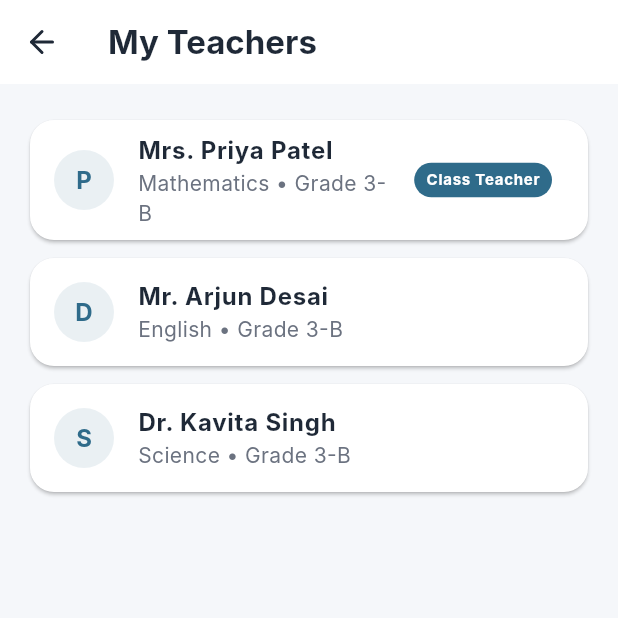
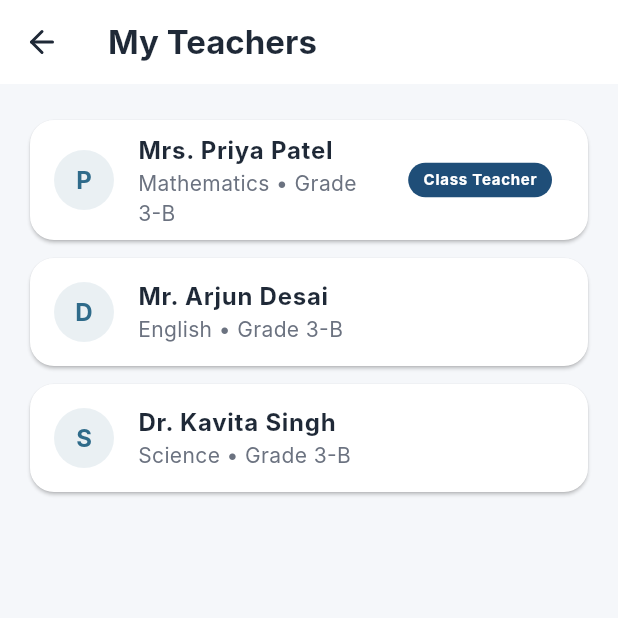
Before and after one commit to prudhviraj26/flutter-parent-app, a Flutter app: the MyTeachersScreen screen opened by its route, on a phone screen of 412 x 824 dp, the top half of it. Run offline on Flutter 3.47's test engine with Material 3 defaults, Android fonts, the phone set to English and light mode, and no system bars; our stand-ins replace easy_localization, flutter_secure_storage, lucide_icons_flutter, shared_preferences; accounts and stored records are empty; Roboto replaces fonts that are missing (Inter).

Commit message:
feat(parent): deduplicate teachers and display consolidated subjects and class

```diff
--- a/lib/models/models.dart
+++ b/lib/models/models.dart
@@ -88,6 +88,7 @@ class Teacher {
   final String id;
   final String name;
   final String subject;
+  final List<String> subjects;
   final String teacherClass; // mapped from class
   final bool isClassTeacher;
   String? lastMessage;
@@ -97,22 +98,44 @@ class Teacher {
     required this.id,
     required this.name,
     required this.subject,
+    this.subjects = const [],
     required this.teacherClass,
     this.isClassTeacher = false,
     this.lastMessage,
     this.messages = const [],
   });
 
+  String get displaySubjects {
+    if (subjects.isNotEmpty) {
+      return subjects.join(', ');
+    }
+    if (subject.isNotEmpty && subject != 'Subject' && subject != 'Class Teacher') {
+      return subject;
+    }
+    if (isClassTeacher) {
+      return 'Class Teacher';
+    }
+    return 'Subject Teacher';
+  }
+
   factory Teacher.fromJson(Map<String, dynamic> json) {
     var msgsJson = json['messages'] as List<dynamic>?;
     List<Message> msgs = msgsJson != null
         ? msgsJson.map((e) => Message.fromJson(e as Map<String, dynamic>)).toList()
         : [];
+    List<String> subs = [];
+    if (json['subjects'] != null) {
+      subs = (json['subjects'] as List<dynamic>).map((e) => e.toString()).toList();
+    } else if (json['subject'] != null && json['subject'].toString().isNotEmpty) {
+      subs = [json['subject'].toString()];
+    }
+
     return Teacher(
-      id: json['id'] as String,
-      name: json['name'] as String,
-      subject: json['subject'] as String,
-      teacherClass: json['class'] as String,
+      id: (json['id'] ?? '').toString(),
+      name: (json['name'] ?? '').toString(),
+      subject: subs.isNotEmpty ? subs.join(', ') : (json['subject'] as String? ?? ''),
+      subjects: subs,
+      teacherClass: (json['class'] ?? json['teacherClass'] ?? '').toString(),
       isClassTeacher: json['isClassTeacher'] as bool? ?? false,
       lastMessage: json['lastMessage'] as String?,
       messages: msgs,
@@ -124,6 +147,7 @@ class Teacher {
       'id': id,
       'name': name,
       'subject': subject,
+      'subjects': subjects,
       'class': teacherClass,
       'isClassTeacher': isClassTeacher,
       'lastMessage': lastMessage,
--- a/lib/screens/chat_screen.dart
+++ b/lib/screens/chat_screen.dart
@@ -98,7 +98,7 @@ class TalkToTeacherScreen extends StatelessWidget {
                                 ),
                                 const SizedBox(height: 2),
                                 Text(
-                                  '${teacher.subject} • ${teacher.teacherClass}',
+                                  '${teacher.displaySubjects} • ${teacher.teacherClass}',
                                   style: const TextStyle(
                                     color: AppColors.textMuted,
                                     fontSize: 12,
--- a/lib/screens/secondary_screens.dart
+++ b/lib/screens/secondary_screens.dart
@@ -41,14 +41,19 @@ class MyTeachersScreen extends StatelessWidget {
             child: ListTile(
               leading: CircleAvatar(
                 backgroundColor: AppColors.primaryTeal.withValues(alpha: 0.1),
-                child: Text(item.name.split(' ').last.substring(0, 1), style: const TextStyle(color: AppColors.primaryTeal, fontWeight: FontWeight.bold)),
+                child: Text(
+                  item.name.trim().isNotEmpty
+                      ? item.name.trim().split(' ').last[0].toUpperCase()
+                      : 'T',
+                  style: const TextStyle(color: AppColors.primaryTeal, fontWeight: FontWeight.bold),
+                ),
               ),
               title: Text(item.name, style: const TextStyle(fontWeight: FontWeight.bold, color: AppColors.textMain)),
-              subtitle: Text('${item.subject} • ${item.teacherClass}', style: const TextStyle(color: AppColors.textMuted)),
+              subtitle: Text('${item.displaySubjects} • ${item.teacherClass}', style: const TextStyle(color: AppColors.textMuted)),
               trailing: item.isClassTeacher
                   ? Container(
-                      padding: const EdgeInsets.symmetric(horizontal: 8, vertical: 4),
-                      decoration: BoxDecoration(color: AppColors.primaryTeal, borderRadius: BorderRadius.circular(12)),
+                      padding: const EdgeInsets.symmetric(horizontal: 10, vertical: 4),
+                      decoration: BoxDecoration(color: const Color(0xFF1F4E78), borderRadius: BorderRadius.circular(12)),
                       child: Text('classTeacher'.tr(), style: const TextStyle(color: Colors.white, fontSize: 10, fontWeight: FontWeight.bold)),
                     )
                   : null,
```
Also changed, not shown: lib/state/app_state.dart (+48 -14 lines).
